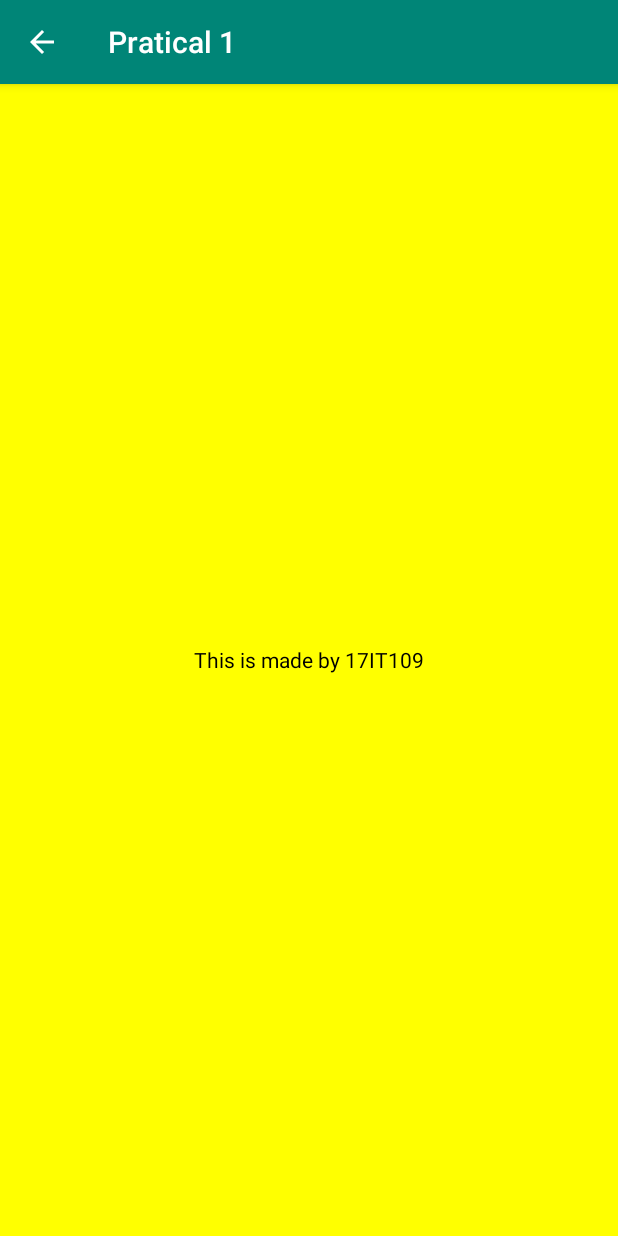
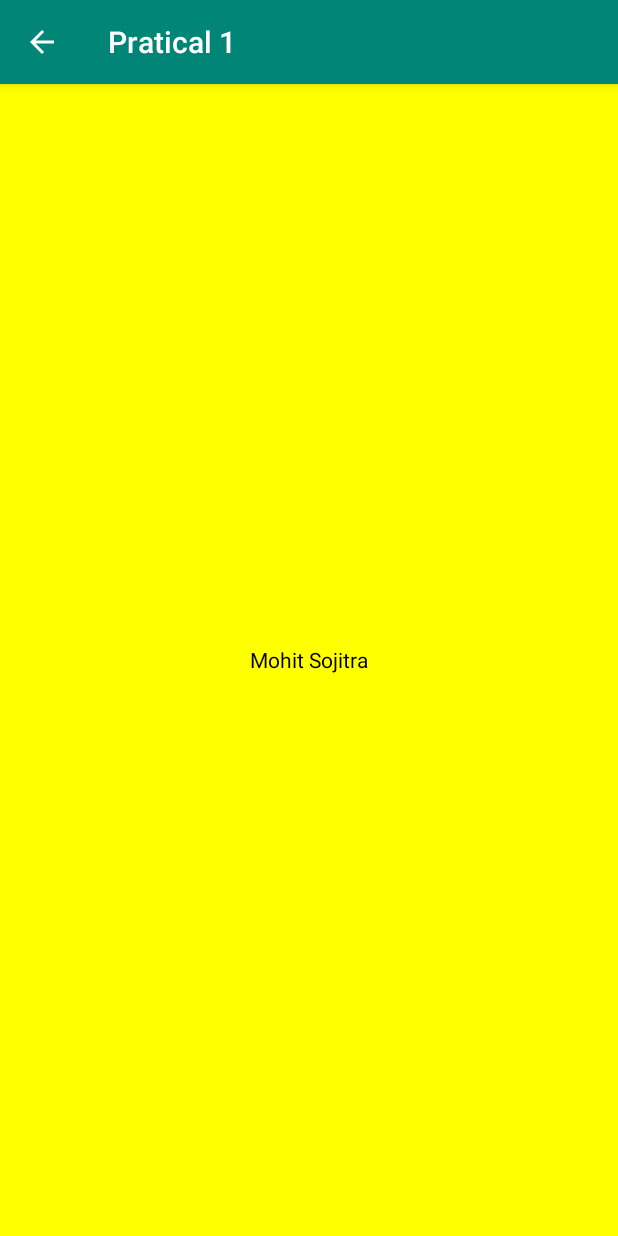
Before and after one commit to mohit10696/wcmc_pratical, an Android app: the pratical1 screen opened directly, with no data from a screen before it, on a phone screen of 412 x 824 dp. Run offline under Robolectric (Android 15) with nearby library versions, the phone set to English and light mode, and no system bars.

Commit message:
1 to 7 complete

```diff
--- a/app/src/main/java/com/example/wcmc_praticals/pratical3.java
+++ b/app/src/main/java/com/example/wcmc_praticals/pratical3.java
@@ -40,7 +40,8 @@ public class pratical3 extends AppCompatActivity {
 
     public void stop(View view) {
         Toast.makeText(getApplicationContext(),"Stopped",Toast.LENGTH_LONG).show();
+        t.cancel();
         task.cancel();
-        t.cancel();
+
     }
 }
--- a/app/src/main/res/layout/activity_pratical1.xml
+++ b/app/src/main/res/layout/activity_pratical1.xml
@@ -11,7 +11,7 @@
     <androidx.appcompat.widget.AppCompatTextView
         android:layout_width="wrap_content"
         android:layout_height="wrap_content"
-        android:text="This is made by 17IT109"
+        android:text="Mohit Sojitra"
         android:textColor="#000000" />
 
 </RelativeLayout>
```
